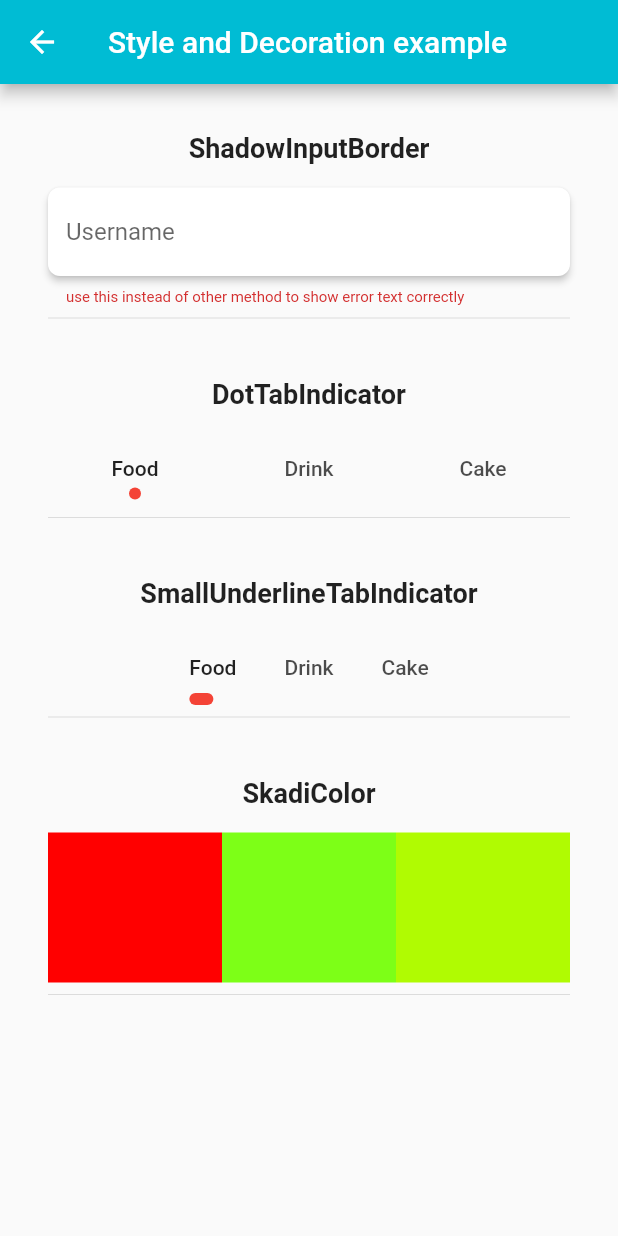
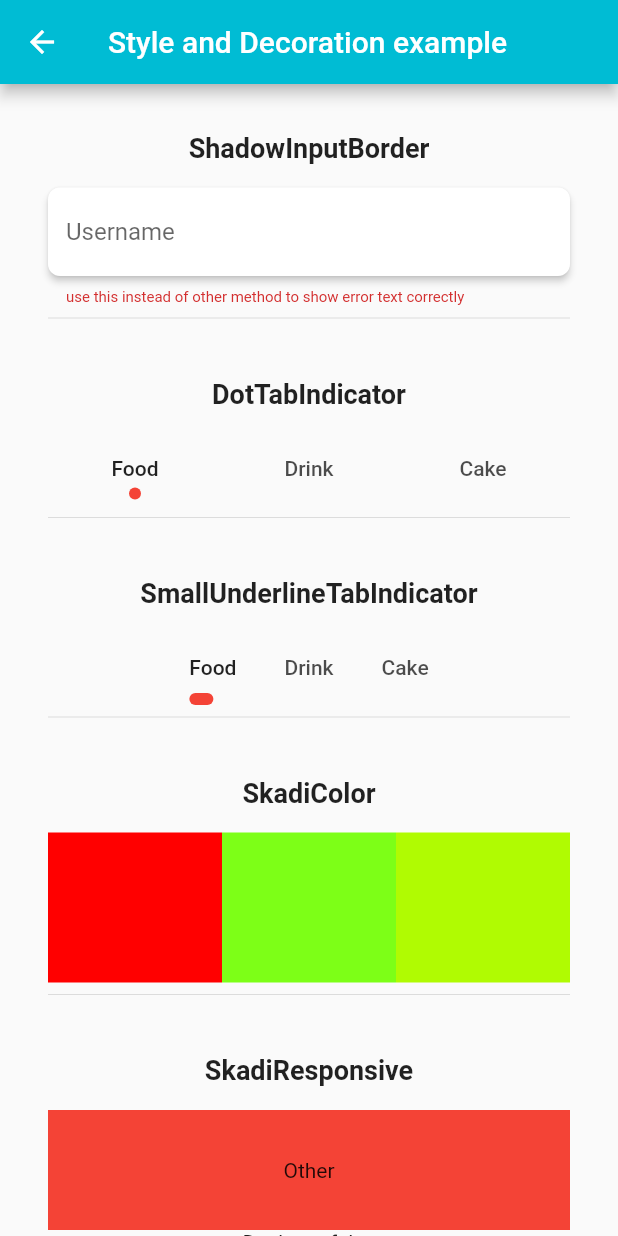
Before and after one commit to lynical-software/skadi, a Flutter app: the StyleAndDecorationExample screen opened directly, on a phone screen of 412 x 824 dp. Run offline on Flutter 3.47's test engine with Material 2 defaults, Android fonts, the light colour scheme and no system bars; our stand-ins replace dio, google_fonts, universal_platform; missing offline and left inert: future_manager; Roboto replaces fonts that are missing (Kantumruy).

Commit message:
2.4.0 release

```diff
--- a/example/lib/examples/style_decoration.dart
+++ b/example/lib/examples/style_decoration.dart
@@ -92,6 +92,24 @@ class _StyleAndDecorationExampleState extends State<StyleAndDecorationExample>
             ).expanded,
           ],
         ),
+        Section(
+          title: "SkadiResponsive",
+          isRow: false,
+          children: [
+            Container(
+              color: Colors.red,
+              padding: const EdgeInsets.all(32),
+              width:
+                  SkadiResponsive.valueOf(context, double.infinity, 400, 500),
+              alignment: Alignment.center,
+              child: Text(context.isDesktop ? "Desktop" : "Other"),
+            ),
+            Text("Desktop: ${context.isDesktop}"),
+            Text("Mobile: ${context.isMobile}"),
+            Text("Tablet: ${context.isTablet}"),
+            Text("Mobile small: ${context.isMobileSmall}"),
+          ],
+        ),
       ],
     );
   }
--- a/lib/src/styles/skadi_responsive.dart
+++ b/lib/src/styles/skadi_responsive.dart
@@ -12,6 +12,45 @@ enum SkadiResponsiveBreakpointName {
   mobile,
   tablet,
   desktop,
+}
+
+extension SkadiResponsiveExtension on BuildContext {
+  ///
+  bool get isDesktop {
+    final breakpoint = SkadiResponsive._getBreakpointName(this);
+    return breakpoint == SkadiResponsiveBreakpointName.desktop;
+  }
+
+  bool get isMobile {
+    final breakpoint = SkadiResponsive._getBreakpointName(this);
+    return breakpoint == SkadiResponsiveBreakpointName.mobile;
+  }
+
+  bool get isTablet {
+    final breakpoint = SkadiResponsive._getBreakpointName(this);
+    return breakpoint == SkadiResponsiveBreakpointName.tablet;
+  }
+
+  bool get isMobileSmall {
+    final breakpoint = SkadiResponsive._getBreakpointName(this);
+    return breakpoint == SkadiResponsiveBreakpointName.mobileSmall;
+  }
+
+  ///Return a provided value base of screen width's breakpoint
+  double responsive(
+    double mobile, [
+    double? tablet,
+    double? desktop,
+    double? mobileSmall,
+  ]) {
+    return SkadiResponsive.valueOf(
+      this,
+      mobile,
+      tablet,
+      desktop,
+      mobileSmall,
+    );
+  }
 }
 
 class SkadiResponsiveBreakpoint {
@@ -36,7 +75,7 @@ class SkadiResponsiveBreakpoint {
 
 class SkadiResponsive {
   static Size? _size;
-  static BuildContext? context;
+  static late BuildContext context;
 
   static SkadiResponsiveBreakpoint _breakPoint =
       SkadiResponsiveBreakpoint.defaultValue();
@@ -60,14 +99,10 @@ class SkadiResponsive {
     _breakPoint = breakPoint;
   }
 
-  static SkadiResponsiveBreakpointName _getBreakpointName(
-      [BuildContext? context]) {
+  static SkadiResponsiveBreakpointName _getBreakpointName([BuildContext? ctx]) {
     double modifiedWidth = 0.0;
-    if (context != null) {
-      modifiedWidth = MediaQuery.of(context).size.width;
-    } else {
-      modifiedWidth = screenWidth;
-    }
+    ctx ??= context;
+    modifiedWidth = MediaQuery.of(ctx).size.width;
     if (modifiedWidth >= _breakPoint.desktop) {
       return SkadiResponsiveBreakpointName.desktop;
     } else if (modifiedWidth >= _breakPoint.tablet) {
@@ -78,12 +113,6 @@ class SkadiResponsive {
     return SkadiResponsiveBreakpointName.mobile;
   }
 
-  static bool get isDesktop => screenWidth >= _breakPoint.desktop;
-  static bool get isTablet => !isDesktop && screenWidth >= _breakPoint.tablet;
-  static bool get isMobile =>
-      screenWidth > _breakPoint.mobileSmall && screenWidth < _breakPoint.tablet;
-  static bool get isMobileSmall => screenWidth <= _breakPoint.mobileSmall;
-
   ///Build a widget base on device screen size
   ///[desktop] builder is nullable and will use [tablet]'s value if null
   ///[mobileSmall] builder is nullable and will use [mobile]'s value if null
@@ -91,9 +120,9 @@ class SkadiResponsive {
   static Widget builder({
     required Widget Function() mobile,
     required Widget Function() tablet,
+    required BuildContext? context,
     Widget Function()? desktop,
     Widget Function()? mobileSmall,
-    BuildContext? context,
   }) {
     SkadiResponsiveBreakpointName breakpointName = _getBreakpointName(context);
     Widget mobileWidget = mobile();
@@ -137,12 +166,37 @@ class SkadiResponsive {
         ///Calculate the value for desktop if it's null and tablet isn't null
         double? defaultForDesktop;
         if (desktop == null && tablet != null) {
-          defaultForDesktop = tablet + (tablet - mobile);
+          ///Check for edge case where mobile value using screen width which cause it to be bigger than tablet
+          if (mobile < tablet) {
+            defaultForDesktop = tablet + (tablet - mobile);
+          } else {
+            defaultForDesktop = tablet;
+          }
         }
         value = desktop ?? defaultForDesktop;
         break;
     }
     return value ?? mobile;
+  }
+
+  ///React immediately to MediaQuery change if [context] is provided
+  ///Define a value depend on Screen width
+  ///Will use [mobile] value if other value is null
+  ///Auto calculate for desktop if tablet isn't null
+  static double valueOf(
+    BuildContext context,
+    double mobile, [
+    double? tablet,
+    double? desktop,
+    double? mobileSmall,
+  ]) {
+    return value(
+      mobile,
+      tablet,
+      desktop,
+      mobileSmall,
+      context,
+    );
   }
 
   ///Define a responsive value base on defined rule
--- a/pubspec.yaml
+++ b/pubspec.yaml
@@ -1,6 +1,6 @@
 name: skadi
 description: Flutter utilities packages for custom widgets and utilities function.
-version: 2.3.4
+version: 2.4.0
 
 homepage: https://www.lynical.com
 repository: https://github.com/lynical-software/skadi
```
Also changed, not shown: lib/src/extension/widget_extension.dart (+7 -0 lines), lib/src/utilities/form_validator.dart (+4 -4 lines), example/pubspec.lock, 3 other files.
